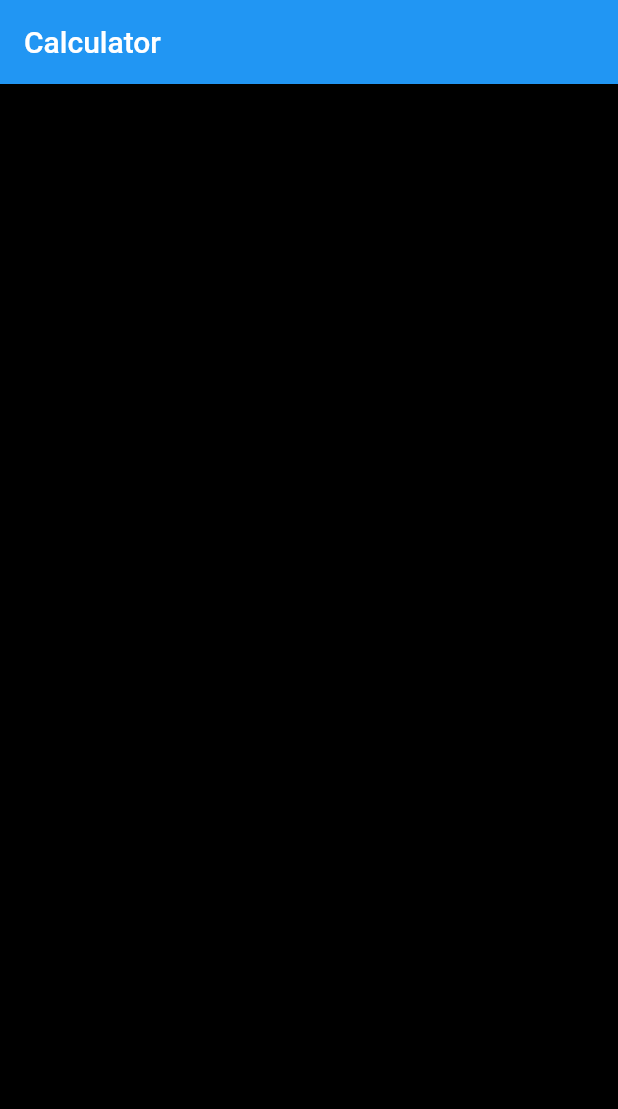
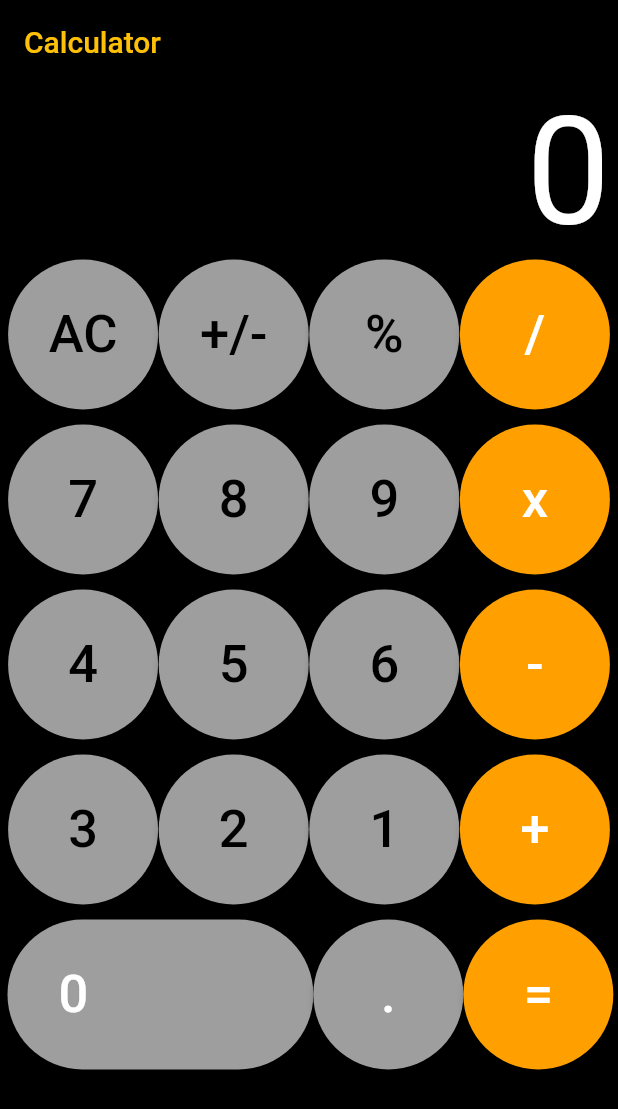
Before and after one commit to yogtanko/flutter_calculator, a Flutter app: the screen it shows after launch, on a phone screen of 412 x 824 dp. Shown: the top 1109 px of the screen. Run offline on Flutter 3.47's test engine with Material 2 defaults, Android fonts, the phone set to English and light mode, and no system bars.

Commit message:
finish calculator

```diff
--- /dev/null
+++ b/lib/calculator_home.dart
@@ -0,0 +1,248 @@
+import 'package:flutter/material.dart';
+
+dynamic text = 0;
+
+class CalculatorHome extends StatefulWidget {
+  const CalculatorHome({super.key});
+
+  @override
+  State<CalculatorHome> createState() => _CalculatorHomeState();
+}
+
+class _CalculatorHomeState extends State<CalculatorHome> {
+  @override
+  Widget build(BuildContext context) {
+    return Scaffold(
+        appBar: AppBar(
+          backgroundColor: Colors.black,
+          title: const Text(
+            'Calculator',
+            style: TextStyle(color: Colors.amber),
+          ),
+        ),
+        backgroundColor: Colors.black,
+        body: SingleChildScrollView(
+          scrollDirection: Axis.vertical,
+          child: Padding(
+            padding: const EdgeInsets.symmetric(horizontal: 5),
+            child: Column(
+              mainAxisAlignment: MainAxisAlignment.end,
+              children: <Widget>[
+                SingleChildScrollView(
+                  scrollDirection: Axis.vertical,
+                  child: Row(
+                    mainAxisAlignment: MainAxisAlignment.end,
+                    children: [
+                      Text(
+                        text.toString(),
+                        style: const TextStyle(
+                          color: Colors.white,
+                          fontSize: 100,
+                        ),
+                      ),
+                    ],
+                  ),
+                ),
+                Row(
+                  mainAxisAlignment: MainAxisAlignment.spaceEvenly,
+                  children: [
+                    btnCalc('AC', Colors.grey, Colors.black),
+                    btnCalc('+/-', Colors.grey, Colors.black),
+                    btnCalc('%', Colors.grey, Colors.black),
+                    btnCalc('/', Colors.amber.shade700, Colors.white),
+                  ],
+                ),
+                const SizedBox(height: 10),
+                Row(
+                  mainAxisAlignment: MainAxisAlignment.spaceEvenly,
+                  children: [
+                    btnCalc('7', Colors.grey, Colors.black),
+                    btnCalc('8', Colors.grey, Colors.black),
+                    btnCalc('9', Colors.grey, Colors.black),
+                    btnCalc('x', Colors.amber.shade700, Colors.white),
+                  ],
+                ),
+                const SizedBox(height: 10),
+                Row(
+                  mainAxisAlignment: MainAxisAlignment.spaceEvenly,
+                  children: [
+                    btnCalc('4', Colors.grey, Colors.black),
+                    btnCalc('5', Colors.grey, Colors.black),
+                    btnCalc('6', Colors.grey, Colors.black),
+                    btnCalc('-', Colors.amber.shade700, Colors.white),
+                  ],
+                ),
+                const SizedBox(height: 10),
+                Row(
+                  mainAxisAlignment: MainAxisAlignment.spaceEvenly,
+                  children: [
+                    btnCalc('3', Colors.grey, Colors.black),
+                    btnCalc('2', Colors.grey, Colors.black),
+                    btnCalc('1', Colors.grey, Colors.black),
+                    btnCalc('+', Colors.amber.shade700, Colors.white),
+                  ],
+                ),
+                const SizedBox(height: 10),
+                Row(
+                  mainAxisAlignment: MainAxisAlignment.spaceEvenly,
+                  children: [
+                    ElevatedButton(
+                      onPressed: () {
+                        calculation('0');
+                      },
+                      style: ElevatedButton.styleFrom(
+                        minimumSize: const Size(100, 100),
+                        padding: const EdgeInsets.fromLTRB(34, 20, 150, 20),
+                        shape: const StadiumBorder(),
+                        backgroundColor: Colors.grey,
+                      ),
+                      child: const Text(
+                        '0',
+                        style: TextStyle(
+                          fontSize: 35,
+                          color: Colors.white,
+                        ),
+                      ),
+                    ),
+                    btnCalc('.', Colors.grey, Colors.white),
+                    btnCalc('=', Colors.amber.shade700, Colors.white),
+                  ],
+                ),
+                const SizedBox(height: 10),
+              ],
+            ),
+          ),
+        ));
+  }
+
+  Widget btnCalc(String btntext, Color btncolor, Color txtcolor) {
+    return ElevatedButton(
+      onPressed: () {
+        calculation(btntext);
+      },
+      style: ElevatedButton.styleFrom(
+          minimumSize: const Size(100, 100),
+          shape: const CircleBorder(),
+          padding: const EdgeInsets.all(20),
+          backgroundColor: btncolor),
+      child: Text(
+        btntext,
+        style: TextStyle(
+          fontSize: 35,
+          color: txtcolor,
+        ),
+      ),
+    );
+  }
+
+  //Calculator logic
+  dynamic text = '0';
+  double numOne = 0;
+  double numTwo = 0;
+
+  dynamic result = '';
+  dynamic finalResult = '';
+  dynamic opr = '';
+  dynamic preOpr = '';
+  void calculation(btnText) {
+    if (btnText == 'AC') {
+      text = '0';
+      numOne = 0;
+      numTwo = 0;
+      result = '';
+      finalResult = '0';
+      opr = '';
+      preOpr = '';
+    } else if (opr == '=' && btnText == '=') {
+      if (preOpr == '+') {
+        finalResult = add();
+      } else if (preOpr == '-') {
+        finalResult = sub();
+      } else if (preOpr == 'x') {
+        finalResult = mul();
+      } else if (preOpr == '/') {
+        finalResult = div();
+      }
+    } else if (btnText == '+' ||
+        btnText == '-' ||
+        btnText == 'x' ||
+        btnText == '/' ||
+        btnText == '=') {
+      if (numOne == 0) {
+        numOne = double.parse(result);
+      } else {
+        numTwo = double.parse(result);
+      }
+
+      if (opr == '+') {
+        finalResult = add();
+      } else if (opr == '-') {
+        finalResult = sub();
+      } else if (opr == 'x') {
+        finalResult = mul();
+      } else if (opr == '/') {
+        finalResult = div();
+      }
+      preOpr = opr;
+      opr = btnText;
+      result = '';
+    } else if (btnText == '%') {
+      if (numOne == 0) {
+        numOne = btnText;
+      }
+      result = numOne / 100;
+      finalResult = doesContainDecimal(result);
+    } else if (btnText == '.') {
+      if (!result.toString().contains('.')) {
+        result = '$result.';
+      }
+      finalResult = result;
+    } else if (btnText == '+/-') {
+      result.toString().startsWith('-')
+          ? result = result.toString().substring(1)
+          : result = '-$result';
+      finalResult = result;
+    } else {
+      result = result + btnText;
+      finalResult = result;
+    }
+
+    setState(() {
+      text = finalResult;
+    });
+  }
+
+  String add() {
+    result = (numOne + numTwo).toString();
+    numOne = double.parse(result);
+    return doesContainDecimal(result);
+  }
+
+  String sub() {
+    result = (numOne - numTwo).toString();
+    numOne = double.parse(result);
+    return doesContainDecimal(result);
+  }
+
+  String mul() {
+    result = (numOne * numTwo).toString();
+    numOne = double.parse(result);
+    return doesContainDecimal(result);
+  }
+
+  String div() {
+    result = (numOne / numTwo).toString();
+    numOne = double.parse(result);
+    return doesContainDecimal(result);
+  }
+
+  String doesContainDecimal(dynamic result) {
+    if (result.toString().contains('.')) {
+      List<String> splitDecimal = result.toString().split('.');
+      if (!(int.parse(splitDecimal[1]) > 0)) {
+        return result = splitDecimal[0].toString();
+      }
+    }
+    return result;
+  }
+}
--- a/lib/env.dart
+++ /dev/null
@@ -1,4 +0,0 @@
-import 'package:flutter/material.dart';
-
-const Color kBgColor = Colors.black;
-const String kAppbar = 'Calculator';
--- a/lib/main.dart
+++ b/lib/main.dart
@@ -1,7 +1,7 @@
 import 'package:flutter/material.dart';
-import 'package:flutter_calculator/env.dart';
+import 'calculator_home.dart';
 
-void main() => runApp(MyApp());
+void main() => runApp(const MyApp());
 
 class MyApp extends StatelessWidget {
   const MyApp({super.key});
@@ -10,26 +10,7 @@ class MyApp extends StatelessWidget {
   Widget build(BuildContext context) {
     return const MaterialApp(
       debugShowCheckedModeBanner: false,
-      home: Calculator(),
+      home: CalculatorHome(),
     );
   }
 }
-
-class Calculator extends StatefulWidget {
-  const Calculator({super.key});
-
-  @override
-  State<Calculator> createState() => _CalculatorState();
-}
-
-class _CalculatorState extends State<Calculator> {
-  @override
-  Widget build(BuildContext context) {
-    return Scaffold(
-      backgroundColor: kBgColor,
-      appBar: AppBar(
-        title: const Text(kAppbar),
-      ),
-    );
-  }
-}
```
